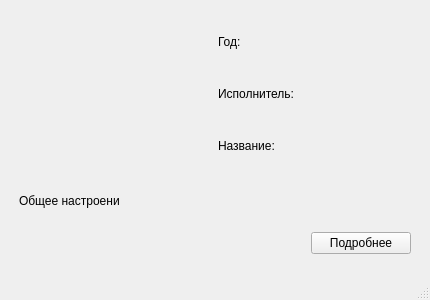
The window that tone.ui (GlebKirsan/repka) describes before a commit, drawn with Qt 5.
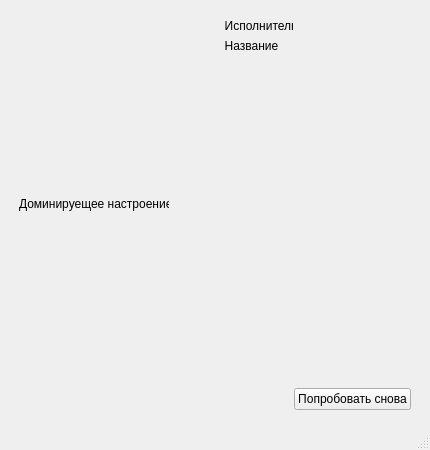
The same window after the commit.

The edit to the form file:
```diff
--- a/tone.ui
+++ b/tone.ui
@@ -7,7 +7,7 @@
     <x>0</x>
     <y>0</y>
     <width>430</width>
-    <height>300</height>
+    <height>450</height>
    </rect>
   </property>
   <property name="windowTitle">
@@ -20,7 +20,7 @@
       <x>19</x>
       <y>19</y>
       <width>392</width>
-      <height>235</height>
+      <height>391</height>
      </rect>
     </property>
     <layout class="QVBoxLayout" name="mainVerticalLayout">
@@ -37,34 +37,13 @@
          <property name="text">
           <string/>
          </property>
+         <property name="margin">
+          <number>0</number>
+         </property>
         </widget>
        </item>
        <item>
         <layout class="QVBoxLayout" name="commonInfoVerticalLayout">
-         <item>
-          <layout class="QHBoxLayout" name="yearHorizontalLayout">
-           <item>
-            <widget class="QLabel" name="textYearLabel">
-             <property name="maximumSize">
-              <size>
-               <width>30</width>
-               <height>16777215</height>
-              </size>
-             </property>
-             <property name="text">
-              <string>Год:</string>
-             </property>
-            </widget>
-           </item>
-           <item>
-            <widget class="QLabel" name="yearLabel">
-             <property name="text">
-              <string/>
-             </property>
-            </widget>
-           </item>
-          </layout>
-         </item>
          <item>
           <layout class="QHBoxLayout" name="authorHorizontalLayout">
            <item>
@@ -76,7 +55,7 @@
               </size>
              </property>
              <property name="text">
-              <string>Исполнитель:</string>
+              <string>  Исполнитель:</string>
              </property>
             </widget>
            </item>
@@ -100,7 +79,7 @@
               </size>
              </property>
              <property name="text">
-              <string>Название:</string>
+              <string>  Название:</string>
              </property>
             </widget>
            </item>
@@ -113,6 +92,19 @@
            </item>
           </layout>
          </item>
+         <item>
+          <spacer name="verticalSpacer">
+           <property name="orientation">
+            <enum>Qt::Vertical</enum>
+           </property>
+           <property name="sizeHint" stdset="0">
+            <size>
+             <width>20</width>
+             <height>40</height>
+            </size>
+           </property>
+          </spacer>
+         </item>
         </layout>
        </item>
       </layout>
@@ -123,17 +115,23 @@
         <widget class="QLabel" name="textMoodLabel">
          <property name="maximumSize">
           <size>
-           <width>100</width>
+           <width>150</width>
            <height>16777215</height>
           </size>
          </property>
          <property name="text">
-          <string>Общее настроение:</string>
+          <string>Доминируещее настроение:</string>
          </property>
         </widget>
        </item>
        <item>
         <widget class="QLabel" name="moodLabel">
+         <property name="maximumSize">
+          <size>
+           <width>16777215</width>
+           <height>16777215</height>
+          </size>
+         </property>
          <property name="text">
           <string/>
          </property>
@@ -141,6 +139,19 @@
        </item>
       </layout>
      </item>
+     <item>
+      <spacer name="verticalSpacer_2">
+       <property name="orientation">
+        <enum>Qt::Vertical</enum>
+       </property>
+       <property name="sizeHint" stdset="0">
+        <size>
+         <width>20</width>
+         <height>40</height>
+        </size>
+       </property>
+      </spacer>
+     </item>
      <item>
       <layout class="QHBoxLayout" name="buttonHorizontalLayout">
        <item>
@@ -165,7 +176,7 @@
           </size>
          </property>
          <property name="text">
-          <string>Подробнее</string>
+          <string>Попробовать снова</string>
          </property>
         </widget>
        </item>
```
